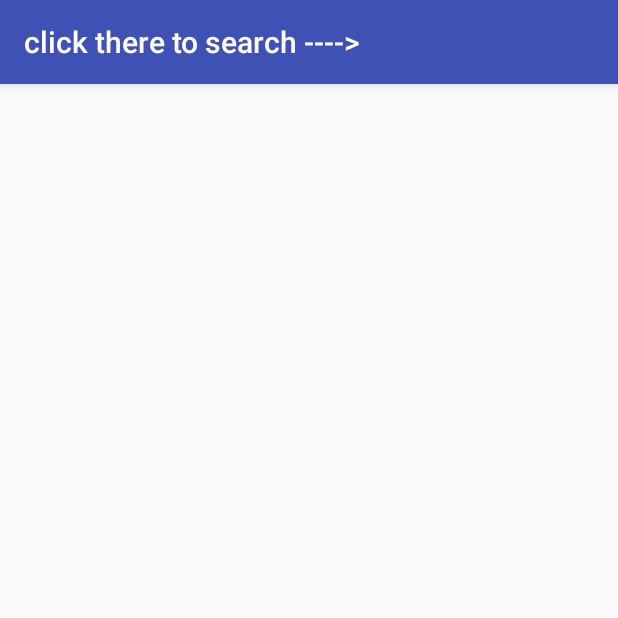
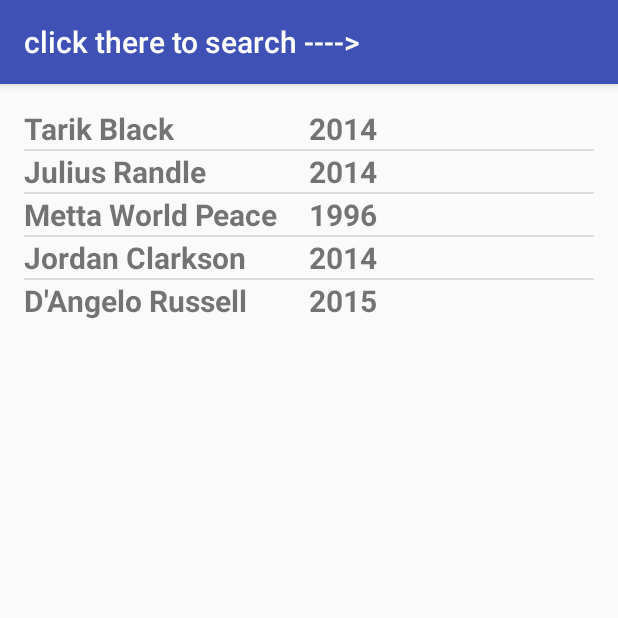
Before and after one commit to EmploYeezy/adiProjectTwo, an Android app: the screen it shows after launch (RosterList), after a tap on "PLAYERS", on a phone screen of 412 x 824 dp, the top half of it. Run offline under Robolectric (Android 15) with nearby library versions, the phone set to English and light mode, and no system bars.

```diff
--- a/AdiProjectTwo/app/src/main/java/com/example/employeezy/adiprojecttwo/DatabaseHelper.java
+++ b/AdiProjectTwo/app/src/main/java/com/example/employeezy/adiprojecttwo/DatabaseHelper.java
@@ -12,19 +12,19 @@ import android.database.sqlite.SQLiteOpenHelper;
 
 public class DatabaseHelper extends SQLiteOpenHelper {
 
-    public static final int DATABASE_VERSION = 3;
+    public static final int DATABASE_VERSION = 4;
     public static final String DATABASE_NAME = "Players.db";
 
     public static final String PLAYERS_TABLE = "players";
 
     public static final String COL_PLAYER_ID = "_id";
-    public static final String COL_PLAYER_NAME = "player name";
+    public static final String COL_PLAYER_NAME = "player_name";
     public static final String COL_PLAYER_NUM = "player_number";
     public static final String COL_ROOKIE_YEAR = "rookie_year";
     public static final String COL_POSITION = "position";
     public static final String COL_POSITION_NUM = "position_number";
 
-    public static final String[] COL_NAMES = {COL_PLAYER_ID, COL_PLAYER_NUM, COL_ROOKIE_YEAR,
+    public static final String[] COL_NAMES = {COL_PLAYER_NAME, COL_PLAYER_ID, COL_PLAYER_NUM, COL_ROOKIE_YEAR,
             COL_POSITION, COL_POSITION_NUM};
 
     private static final String CREATE_PLAYERS_TABLE =
--- a/AdiProjectTwo/app/src/main/java/com/example/employeezy/adiprojecttwo/RosterList.java
+++ b/AdiProjectTwo/app/src/main/java/com/example/employeezy/adiprojecttwo/RosterList.java
@@ -2,6 +2,7 @@ package com.example.employeezy.adiprojecttwo;
 
 import android.content.Context;
 import android.database.Cursor;
+import android.database.DatabaseUtils;
 import android.os.Bundle;
 import android.support.v7.app.AppCompatActivity;
 import android.view.LayoutInflater;
@@ -21,7 +22,10 @@ public class RosterList extends AppCompatActivity {
         ListView rosterList = (ListView) findViewById(R.id.roster_list);
         Cursor cursor = DatabaseHelper.getInstance(RosterList.this).getRosterData();
 
+        DatabaseUtils.dumpCursor(cursor);
+
         CursorAdapter rosterAdapter = new CursorAdapter(this, cursor, 0) {
+
             @Override
             public View newView(Context context, Cursor cursor, ViewGroup parent) {
                 LayoutInflater layoutInflater = LayoutInflater.from(context);
--- a/AdiProjectTwo/app/src/main/res/layout/activity_roster_items.xml
+++ b/AdiProjectTwo/app/src/main/res/layout/activity_roster_items.xml
@@ -1,6 +1,6 @@
 <?xml version="1.0" encoding="utf-8"?>
 <LinearLayout xmlns:android="http://schemas.android.com/apk/res/android"
-    android:orientation="vertical" android:layout_width="match_parent"
+    android:orientation="horizontal" android:layout_width="match_parent"
     android:layout_height="match_parent">
 
     <TextView
```
